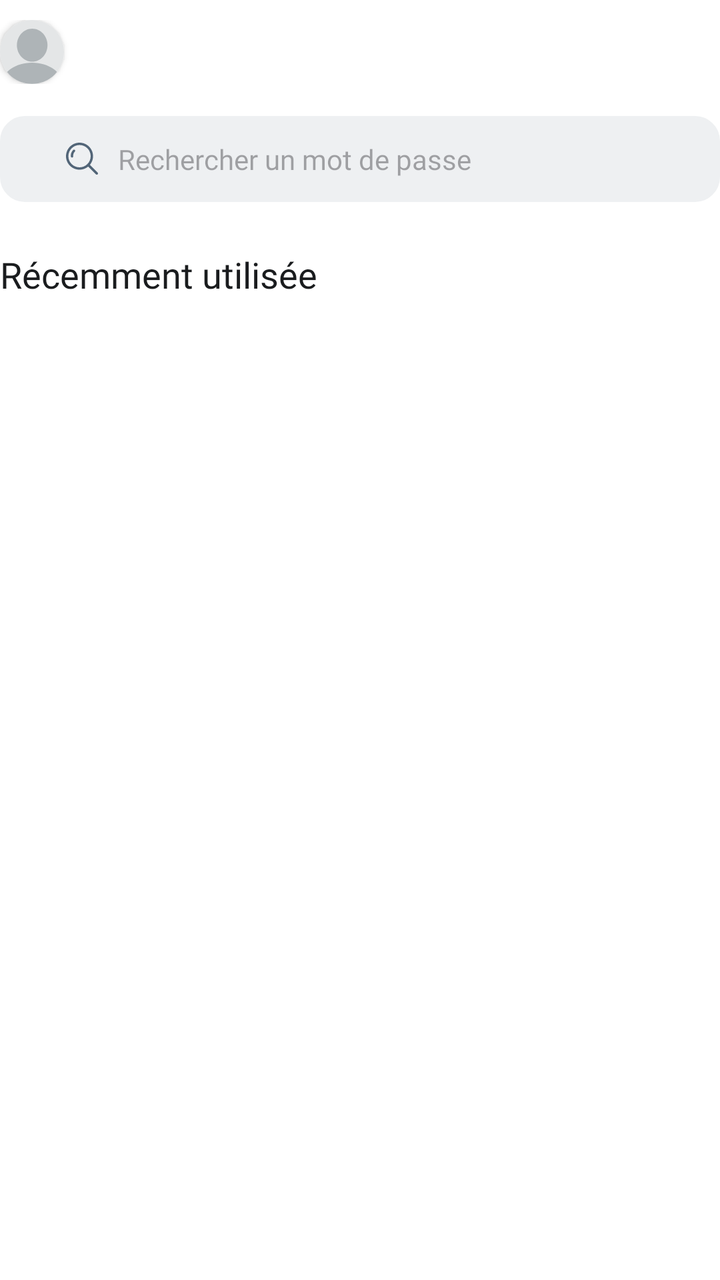
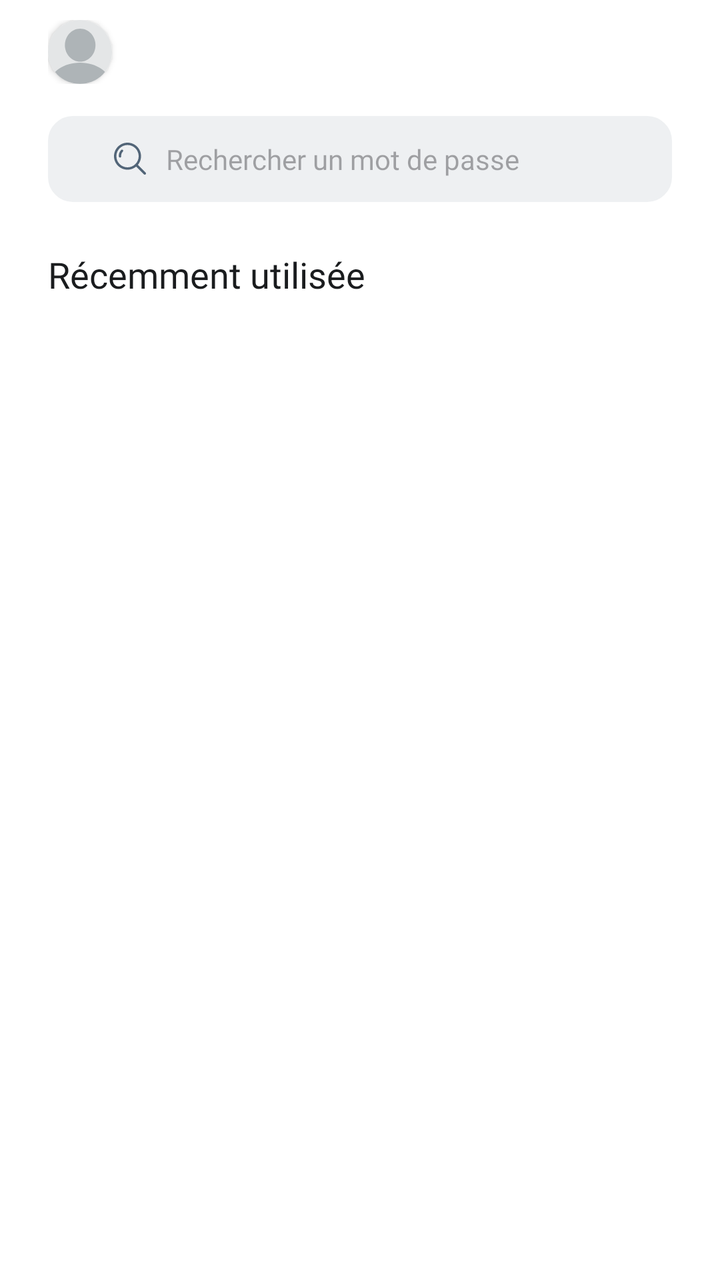

Before-and-after screenshots of an Android layout around one commit, followed by the original layout XML and the change that was made.
<!-- AndroidManifest.xml: application theme Theme.ManagePass -->
<!-- res/layout/activity_listing_passwords.xml -->
<?xml version="1.0" encoding="utf-8"?>
<androidx.constraintlayout.widget.ConstraintLayout xmlns:android="http://schemas.android.com/apk/res/android"
    xmlns:app="http://schemas.android.com/apk/res-auto"
    xmlns:tools="http://schemas.android.com/tools"
    android:id="@+id/main"
    android:layout_width="match_parent"
    android:layout_height="match_parent"
    android:background="@color/white"
    tools:context=".ListingPasswords" android:layout_marginStart="24dp"
    android:layout_marginEnd="24dp">

    <LinearLayout
        android:id="@+id/linearLayout2"
        android:layout_width="0dp"
        android:layout_height="0dp"
        android:orientation="vertical"
        app:layout_constraintBottom_toBottomOf="parent"
        app:layout_constraintEnd_toEndOf="parent"
        app:layout_constraintStart_toStartOf="parent"
        app:layout_constraintTop_toTopOf="parent">
        <LinearLayout
            android:id="@+id/linearLayout"
            android:layout_width="match_parent"
            android:layout_height="wrap_content"
            android:layout_marginTop="10dp"
            android:orientation="horizontal"
            app:layout_constraintEnd_toEndOf="parent"
            app:layout_constraintStart_toStartOf="parent"
            app:layout_constraintTop_toTopOf="@+id/linearLayout2">

            <androidx.cardview.widget.CardView
                android:layout_width="32dp"
                android:layout_height="32dp"
                app:cardCornerRadius="100dp">

                <ImageView
                    android:id="@+id/user_image"
                    android:layout_width="32dp"
                    android:layout_height="32dp"
                    android:layout_marginEnd="8dp"
                    android:src="@drawable/blank_profile_picture_973460" />
            </androidx.cardview.widget.CardView>

            <TextView
                android:id="@+id/welcome_text"
                android:layout_width="wrap_content"
                android:layout_height="wrap_content"
                android:fontFamily="sans-serif-medium"
                android:gravity="center_vertical"
                android:textColor="@android:color/black"
                android:textSize="18sp" />
        </LinearLayout>

        <EditText
            android:id="@+id/recherche_input"
            android:layout_width="match_parent"
            android:layout_height="wrap_content"
            android:background="@drawable/input_style_bordure"
            android:drawableStart="@drawable/search"
            android:drawablePadding="10dp"
            android:layout_marginTop="16dp"
            style="@style/s_medium_grey_neutral"
            android:hint="@string/listing_passwords_placeholder_recherche"
            android:paddingTop="12dp"
            android:paddingBottom="12dp"
            android:paddingLeft="33dp"
            android:paddingRight="33dp"
            />
        <TextView
            android:layout_width="match_parent"
            android:layout_height="wrap_content"
            android:layout_marginTop="24dp"
            android:text="@string/listing_passwords_title" style="@style/mediumlarge_semibold"
            />
    </LinearLayout>
</androidx.constraintlayout.widget.ConstraintLayout>
<!-- resources referenced by this layout -->
<resources>
  <color name="white">#FFFFFFFF</color>
  <!-- drawable blank_profile_picture_973460 (drawable) -->
  <vector xmlns:android="http://schemas.android.com/apk/res/android"
      android:width="401dp"
      android:height="401dp"
      android:viewportWidth="401"
      android:viewportHeight="401">
    <path
        android:pathData="M-44.74,-44.74l490.42,0l0,490.42l-490.42,0z"
        android:fillColor="#E4E6E7"/>
    <path
        android:pathData="m201,267.14c-103.36,0 -187.75,58.93 -192.48,132.84l384.99,0c-4.73,-73.92 -89.16,-132.84 -192.51,-132.84z"
        android:fillColor="#AEB4B7"/>
    <path
        android:pathData="m297.61,158.03c0,57.17 -42.93,103.52 -95.9,103.52s-95.9,-46.35 -95.9,-103.52 42.93,-103.52 95.9,-103.52c52.97,0 95.9,46.35 95.9,103.51z"
        android:fillColor="#AEB4B7"/>
  </vector>
  <!-- drawable input_style_bordure (drawable) -->
  <?xml version="1.0" encoding="utf-8"?>
  <selector xmlns:android="http://schemas.android.com/apk/res/android">
      <item>
          <shape>
              
              <solid android:color="#EEF0F2" />
  
              
              <stroke
                  android:width="1dp"
                  android:color="#EEF0F2" />
  
              
              <corners android:radius="12dp" />
          </shape>
      </item>
  </selector>
  <!-- drawable search (drawable) -->
  <vector xmlns:android="http://schemas.android.com/apk/res/android"
      android:width="16dp"
      android:height="16dp"
      android:viewportWidth="16"
      android:viewportHeight="16">
    <group>
      <clip-path
          android:pathData="M0,0h16v16h-16z"/>
      <path
          android:pathData="M4.418,3.641C4.187,3.41 3.813,3.41 3.582,3.641C2.725,4.498 2.304,5.691 2.426,6.916C2.457,7.221 2.714,7.448 3.014,7.448C3.034,7.448 3.054,7.447 3.073,7.445C3.398,7.413 3.635,7.123 3.603,6.798C3.516,5.928 3.813,5.082 4.418,4.477C4.649,4.246 4.649,3.872 4.418,3.641Z"
          android:fillColor="#526578"/>
      <path
          android:pathData="M6.759,0C3.032,0 0,3.032 0,6.759C0,10.485 3.032,13.517 6.759,13.517C10.485,13.517 13.517,10.485 13.517,6.759C13.517,3.032 10.485,0 6.759,0ZM6.759,12.335C3.684,12.335 1.182,9.833 1.182,6.759C1.182,3.684 3.684,1.182 6.759,1.182C9.833,1.182 12.335,3.684 12.335,6.759C12.335,9.833 9.833,12.335 6.759,12.335Z"
          android:fillColor="#526578"/>
      <path
          android:pathData="M15.827,14.991L11.531,10.695C11.3,10.464 10.926,10.464 10.695,10.695C10.464,10.926 10.464,11.3 10.695,11.531L14.991,15.827C15.106,15.942 15.257,16 15.409,16C15.56,16 15.711,15.942 15.827,15.827C16.058,15.596 16.058,15.222 15.827,14.991Z"
          android:fillColor="#526578"/>
    </group>
  </vector>
  <string name="listing_passwords_placeholder_recherche">Rechercher un mot de passe</string>
  <string name="listing_passwords_title">Récemment utilisée</string>
  <style name="mediumlarge_semibold" parent="lexend_semibold">
          <item name="android:textColor">@color/neutral</item>
          <item name="android:textSize">18dp</item>
      </style>
  <style name="s_medium_grey_neutral" parent="lexend_medium">
          <item name="android:textColor">@color/grey_neutral</item>
          <item name="hintTextColor">@color/grey_neutral</item>
          <item name="android:textSize">14dp</item>
      </style>
  <style name="Theme.ManagePass" parent="Base.Theme.ManagePass" />
  <style name="lexend_semibold">
          <item name="android:fontFamily">@font/lexendsemibold</item>
      </style>
  <color name="neutral">#1A1C1E</color>
  <style name="lexend_medium">
          <item name="android:fontFamily">@font/lexendmedium</item>
      </style>
  <color name="grey_neutral">#526578</color>
  <style name="Base.Theme.ManagePass" parent="Theme.Material3.DayNight.NoActionBar">
          
          
      </style>
</resources>

<!-- the commit's change to res/layout/activity_listing_passwords.xml (unified diff, before → after) -->
@@ -6,8 +6,7 @@
     android:layout_width="match_parent"
     android:layout_height="match_parent"
     android:background="@color/white"
-    tools:context=".ListingPasswords" android:layout_marginStart="24dp"
-    android:layout_marginEnd="24dp">
+    tools:context=".ListingPasswords">
 
     <LinearLayout
         android:id="@+id/linearLayout2"
@@ -17,7 +16,7 @@
         app:layout_constraintBottom_toBottomOf="parent"
         app:layout_constraintEnd_toEndOf="parent"
         app:layout_constraintStart_toStartOf="parent"
-        app:layout_constraintTop_toTopOf="parent">
+        app:layout_constraintTop_toTopOf="parent"   android:layout_marginLeft="24dp" android:layout_marginRight="24dp">
         <LinearLayout
             android:id="@+id/linearLayout"
             android:layout_width="match_parent"
@@ -31,7 +30,7 @@
             <androidx.cardview.widget.CardView
                 android:layout_width="32dp"
                 android:layout_height="32dp"
-                app:cardCornerRadius="100dp">
+                app:cardCornerRadius="100dp" >
 
                 <ImageView
                     android:id="@+id/user_image"
